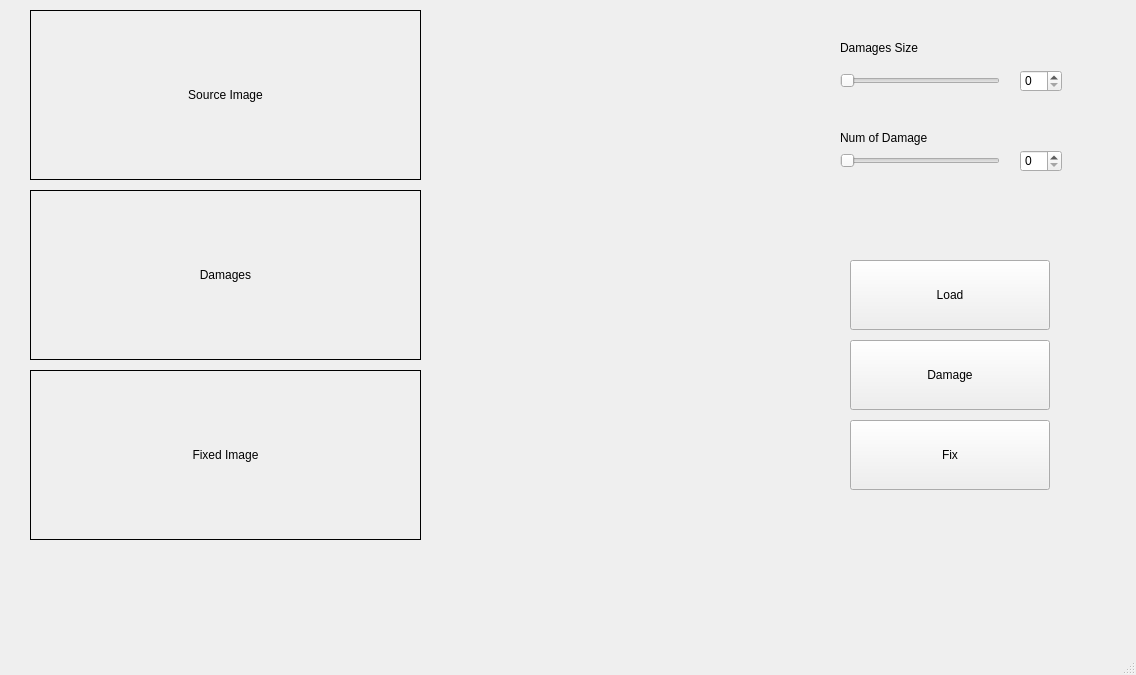
Qt form mainwindow.ui (raidgar98/AMF_v1) before a commit.
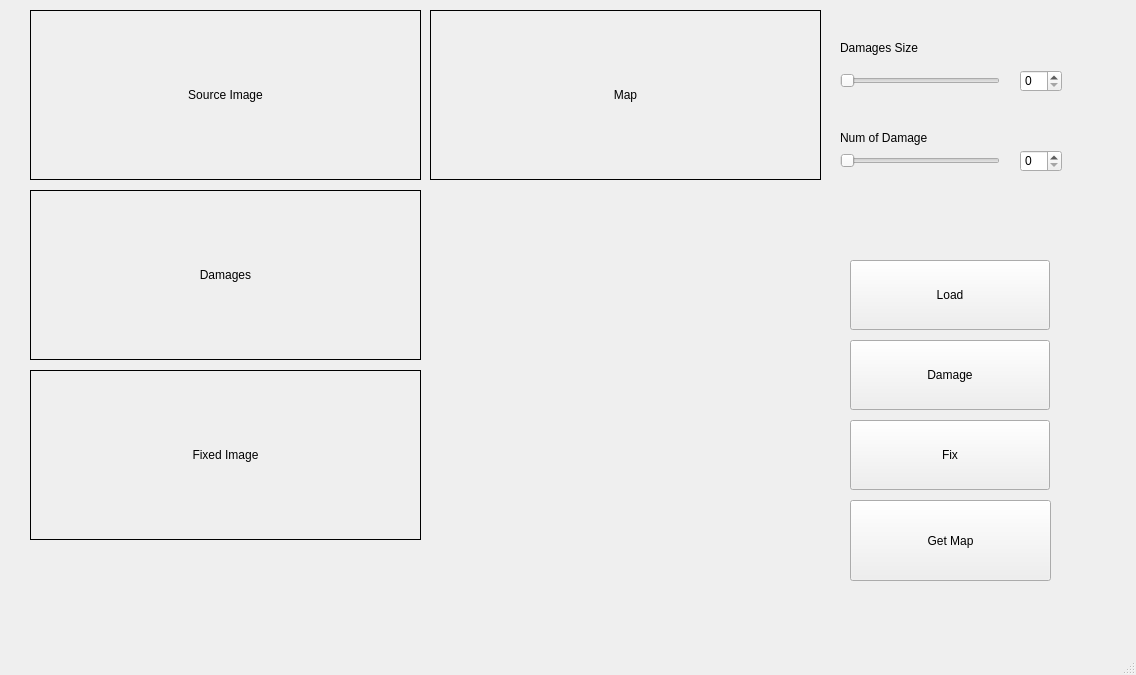
The same form after that commit.

Patch:
```diff
--- a/mainwindow.ui
+++ b/mainwindow.ui
@@ -197,6 +197,38 @@
      <string>Num of Damage</string>
     </property>
    </widget>
+   <widget class="QLabel" name="LblMap">
+    <property name="geometry">
+     <rect>
+      <x>430</x>
+      <y>10</y>
+      <width>391</width>
+      <height>170</height>
+     </rect>
+    </property>
+    <property name="frameShape">
+     <enum>QFrame::Box</enum>
+    </property>
+    <property name="text">
+     <string>Map</string>
+    </property>
+    <property name="alignment">
+     <set>Qt::AlignCenter</set>
+    </property>
+   </widget>
+   <widget class="QPushButton" name="getMap">
+    <property name="geometry">
+     <rect>
+      <x>850</x>
+      <y>500</y>
+      <width>201</width>
+      <height>81</height>
+     </rect>
+    </property>
+    <property name="text">
+     <string>Get Map</string>
+    </property>
+   </widget>
   </widget>
   <widget class="QMenuBar" name="menubar">
    <property name="geometry">
```
